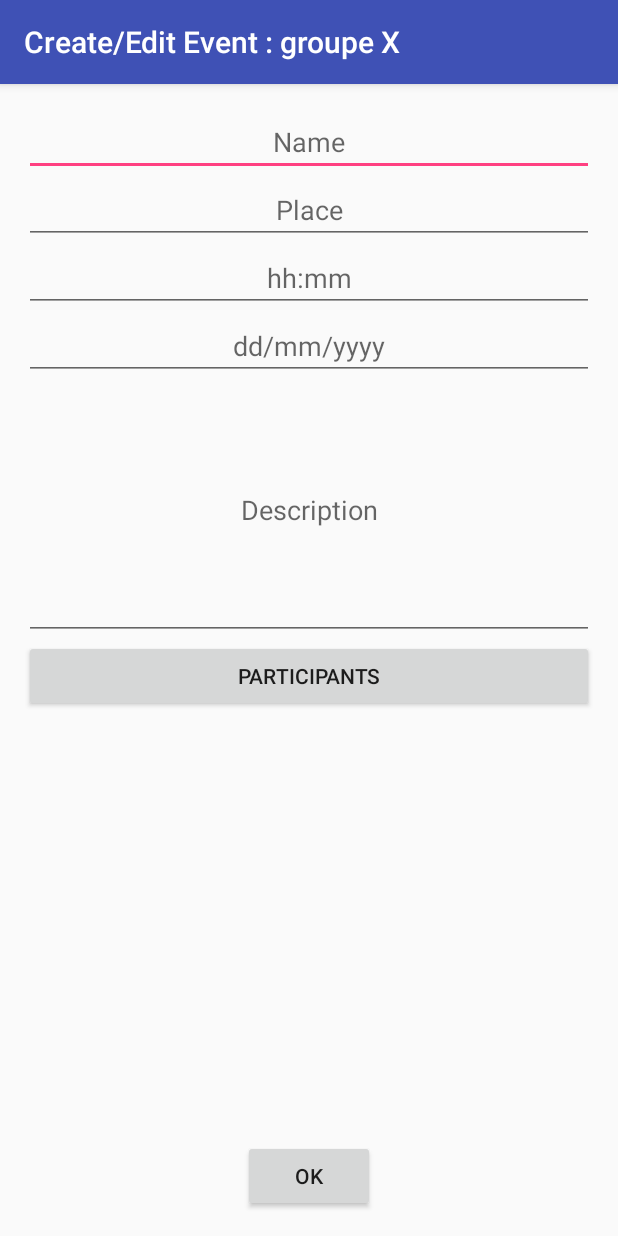
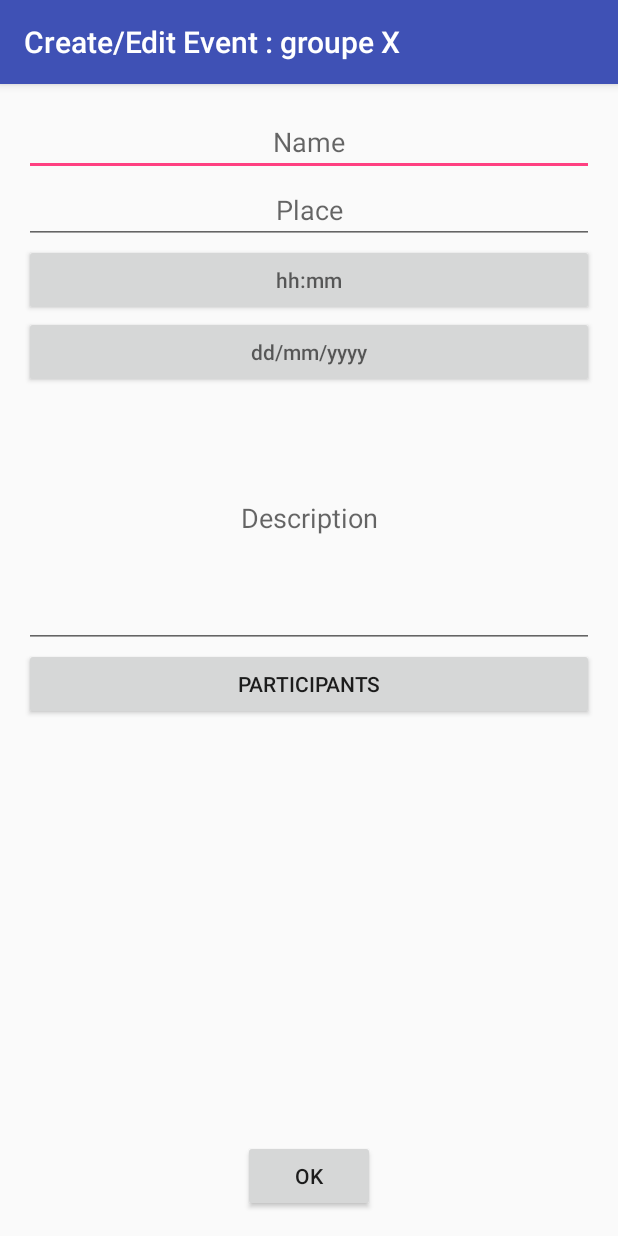
Before and after one commit to AndreCI/OpenGM, an Android app: the CreateEditEventActivity screen opened directly, with no data from a screen before it, on a phone screen of 412 x 824 dp. Run offline under Robolectric (Android 15) with nearby library versions, the phone set to English and light mode, and no system bars.

Commit message:
added time and date pickers, changed back CreateEdit Event to use java Date instead of gregorian calendar, not detecting when picking date before now

```diff
--- a/app/src/main/res/layout/activity_create_edit_event.xml
+++ b/app/src/main/res/layout/activity_create_edit_event.xml
@@ -31,7 +31,7 @@
         android:minLines="1"
         android:maxLines="1" />
 
-    <EditText
+    <Button
         android:layout_width="fill_parent"
         android:layout_height="wrap_content"
         android:id="@+id/CreateEditEventTimeText"
@@ -39,14 +39,10 @@
         android:layout_alignParentLeft="true"
         android:layout_alignParentStart="true"
         android:hint="@string/EventTimeTextHint"
-        android:editable="true"
         android:textAlignment="center"
-        android:inputType="time"
-        android:singleLine="true"
-        android:maxLines="1"
-        android:minLines="1" />
+        android:onClick="showTimePickerDialog"/>
 
-    <EditText
+    <Button
         android:layout_width="fill_parent"
         android:layout_height="wrap_content"
         android:id="@+id/CreateEditEventDateText"
@@ -54,12 +50,8 @@
         android:layout_alignParentLeft="true"
         android:layout_alignParentStart="true"
         android:hint="@string/EventDateTextHint"
-        android:editable="true"
         android:textAlignment="center"
-        android:inputType="date"
-        android:singleLine="true"
-        android:maxLines="1"
-        android:minLines="1" />
+        android:onClick="showDatePickerDialog" />
 
     <MultiAutoCompleteTextView
         android:layout_width="fill_parent"
@@ -100,4 +92,5 @@
         android:layout_alignParentRight="true"
         android:layout_below="@id/CreateEditEventDescriptionText"
         android:layout_alignParentEnd="true" />
+
 </RelativeLayout>
```
Also changed, not shown: app/src/main/java/ch/epfl/sweng/opengm/events/CreateEditEventActivity.java (+34 -44 lines), app/src/main/java/ch/epfl/sweng/opengm/events/DatePickerFragment.java (added, +36 -0 lines), app/src/main/java/ch/epfl/sweng/opengm/events/TimePickerFragment.java (added, +38 -0 lines).
